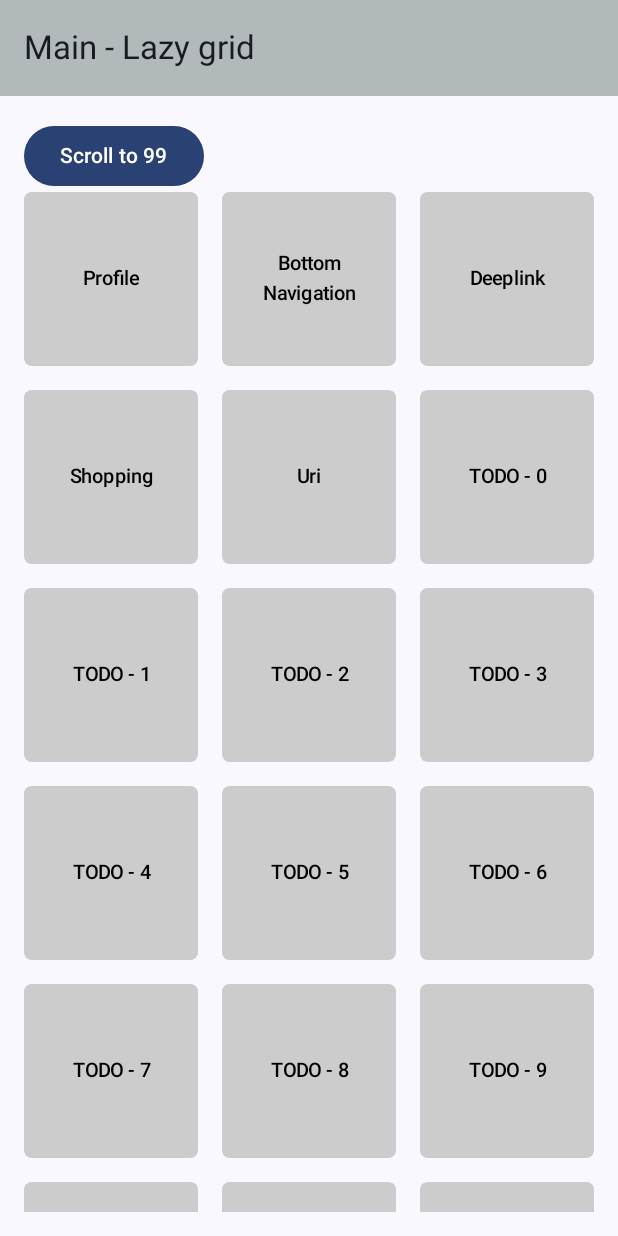
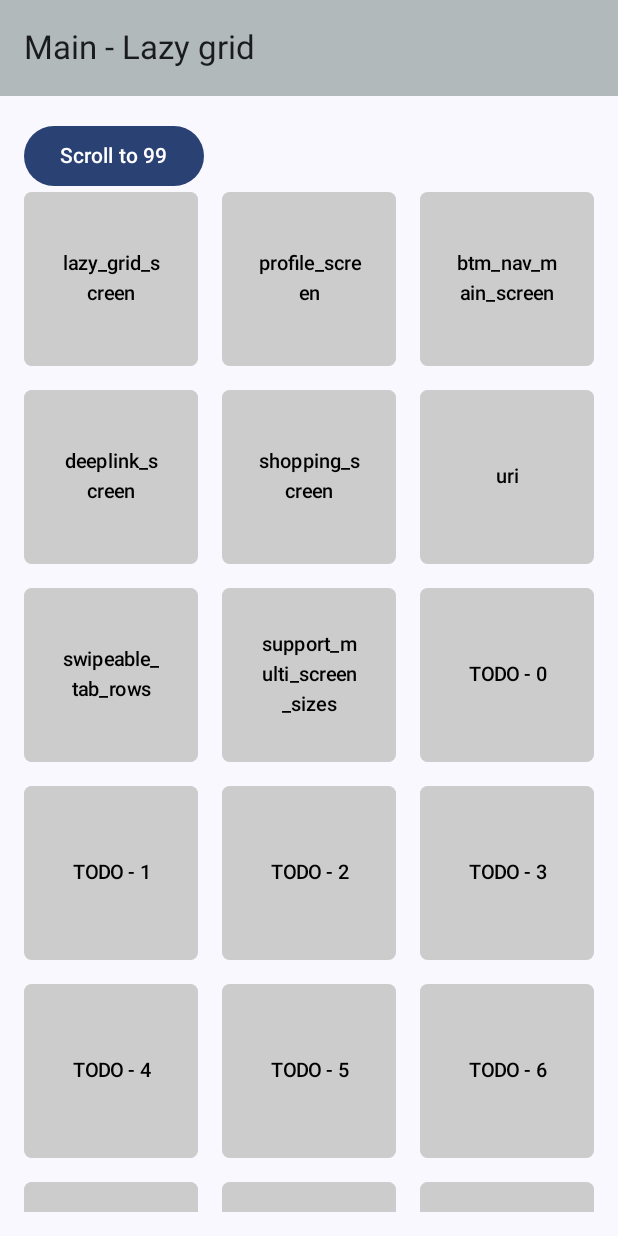
Before and after one commit to SargisKhlopuzyan/PL_JetpackCompose, an Android app built with Jetpack Compose: the screen it shows after launch (MainActivity), on a phone screen of 412 x 824 dp. Run offline under Robolectric (Android 15) with nearby library versions, the phone set to English and light mode, and no system bars; Roboto replaces fonts that are not available here.

Commit message:
Support Multi Screen Sizes

```diff
--- a/presentation/build.gradle.kts
+++ b/presentation/build.gradle.kts
@@ -63,6 +63,7 @@ dependencies {
 
     implementation(libs.androidx.appcompat)
     implementation(libs.material)
+    implementation(libs.androidx.material.icons.extended.android)
 
     // Coil
     implementation(libs.coil.compose)
--- a/presentation/src/main/java/com/sargis/khlopuzyan/presentation/ui/bottomNavigation/BtmNavMainScreen.kt
+++ b/presentation/src/main/java/com/sargis/khlopuzyan/presentation/ui/bottomNavigation/BtmNavMainScreen.kt
@@ -44,7 +44,7 @@ fun BtmNavMainScreen() {
                     navController.navigate(it.route)
                 }
             )
-        }) { innerPadding ->
+        }) { contentPadding ->
         BottomNavigation(navController)
     }
 }
--- a/presentation/src/main/java/com/sargis/khlopuzyan/presentation/ui/deeplink/DeeplinkHomeScreen.kt
+++ b/presentation/src/main/java/com/sargis/khlopuzyan/presentation/ui/deeplink/DeeplinkHomeScreen.kt
@@ -20,11 +20,11 @@ fun DeeplinkHomeScreen(navController: NavController) {
     Scaffold(
         modifier = Modifier.Companion
             .fillMaxSize()
-    ) { innerPadding ->
+    ) { contentPadding ->
         Box(
             modifier = Modifier
                 .fillMaxSize()
-                .padding(innerPadding)
+                .padding(contentPadding)
                 .background(Color.Green),
             contentAlignment = Alignment.Center
         ) {
--- a/presentation/src/main/java/com/sargis/khlopuzyan/presentation/ui/main/lazy_grid/LazyGridScreen.kt
+++ b/presentation/src/main/java/com/sargis/khlopuzyan/presentation/ui/main/lazy_grid/LazyGridScreen.kt
@@ -29,7 +29,7 @@ import androidx.compose.ui.unit.dp
 import androidx.compose.ui.unit.sp
 import androidx.navigation.NavController
 import androidx.navigation.compose.rememberNavController
-import com.sargis.khlopuzyan.presentation.ui.main.navigation.MainScreen
+import com.sargis.khlopuzyan.presentation.ui.main.navigation.getMainScreens
 import com.sargis.khlopuzyan.presentation.ui.shoppingList.common.CommonTopAppBar
 import kotlinx.coroutines.launch
 
@@ -47,10 +47,10 @@ fun LazyGridScreen(navController: NavController) {
         topBar = {
             CommonTopAppBar("Main - Lazy grid")
         }
-    ) { innerPadding ->
+    ) { contentPadding ->
         Column(
             modifier = Modifier
-                .padding(innerPadding)
+                .padding(contentPadding)
                 .padding(16.dp)
         ) {
             Button(
@@ -62,7 +62,6 @@ fun LazyGridScreen(navController: NavController) {
             ) {
                 Text(text = "Scroll to 99")
             }
-            val screens = listOf("Profile", "Bottom Navigation", "Deeplink", "Shopping", "Uri")
             LazyVerticalGrid(
                 modifier = Modifier.fillMaxHeight(),
                 columns = GridCells.Fixed(3),
@@ -71,30 +70,13 @@ fun LazyGridScreen(navController: NavController) {
                 state = state,
 //        columns = GridCells.Adaptive(100.dp),
                 content = {
-                    item {
-                        LazyGridItem(screens[0], {
-                            navController.navigate(MainScreen.ProfileScreen.route)
-                        })
-                    }
-                    item {
-                        LazyGridItem(screens[1], {
-                            navController.navigate(MainScreen.BtmNavMainScreen.route)
-                        })
-                    }
-                    item {
-                        LazyGridItem(screens[2], {
-                            navController.navigate(MainScreen.DeeplinkScreen.route)
-                        })
-                    }
-                    item {
-                        LazyGridItem(screens[3], {
-                            navController.navigate(MainScreen.ShoppingScreen.route)
-                        })
-                    }
-                    item {
-                        LazyGridItem(screens[4], {
-                            navController.navigate(MainScreen.Uri.route)
-                        })
+                    for (screen in getMainScreens()) {
+                        item {
+//                            LazyGridItem(screen.javaClass.kotlin.simpleName!!) {
+                            LazyGridItem(screen.route) {
+                                navController.navigate(screen.route)
+                            }
+                        }
                     }
                     items(100) { i ->
                         LazyGridItem("TODO - $i", {})
--- a/presentation/src/main/java/com/sargis/khlopuzyan/presentation/ui/main/navigation/MainNavigation.kt
+++ b/presentation/src/main/java/com/sargis/khlopuzyan/presentation/ui/main/navigation/MainNavigation.kt
@@ -9,6 +9,8 @@ import com.sargis.khlopuzyan.presentation.ui.deeplink.DeeplinkNavigation
 import com.sargis.khlopuzyan.presentation.ui.main.lazy_grid.LazyGridScreen
 import com.sargis.khlopuzyan.presentation.ui.profile.navigation.profileGraph
 import com.sargis.khlopuzyan.presentation.ui.shoppingList.navigation.shoppingListGraph
+import com.sargis.khlopuzyan.presentation.ui.supportMultiScreenSizes.navigation.supportMultiScreenSizesGraph
+import com.sargis.khlopuzyan.presentation.ui.swipeableTabRows.SwipeableTabRowsScreen
 import com.sargis.khlopuzyan.presentation.ui.uris.UriScreen
 
 @Composable
@@ -32,5 +34,9 @@ fun MainNavigation() {
         composable(route = MainScreen.Uri.route) {
             UriScreen()
         }
+        composable(route = MainScreen.SwipeableTabRows.route) {
+            SwipeableTabRowsScreen(navController)
+        }
+        supportMultiScreenSizesGraph(navController)
     }
 }
--- a/presentation/src/main/java/com/sargis/khlopuzyan/presentation/ui/main/navigation/MainScreen.kt
+++ b/presentation/src/main/java/com/sargis/khlopuzyan/presentation/ui/main/navigation/MainScreen.kt
@@ -7,4 +7,17 @@ sealed class MainScreen(val route: String) {
     object DeeplinkScreen : MainScreen("deeplink_screen")
     object ShoppingScreen : MainScreen("shopping_screen")
     object Uri : MainScreen("uri")
+    object SwipeableTabRows : MainScreen("swipeable_tab_rows")
+    object SupportMultiScreenSizes : MainScreen("support_multi_screen_sizes")
 }
+
+fun getMainScreens() = listOf<MainScreen>(
+    MainScreen.LazyGridScreen,
+    MainScreen.ProfileScreen,
+    MainScreen.BtmNavMainScreen,
+    MainScreen.DeeplinkScreen,
+    MainScreen.ShoppingScreen,
+    MainScreen.Uri,
+    MainScreen.SwipeableTabRows,
+    MainScreen.SupportMultiScreenSizes,
+)
--- a/presentation/src/main/java/com/sargis/khlopuzyan/presentation/ui/profile/ProfileDetailScreen.kt
+++ b/presentation/src/main/java/com/sargis/khlopuzyan/presentation/ui/profile/ProfileDetailScreen.kt
@@ -27,10 +27,10 @@ fun ProfileDetailScreen(navController: NavController, name: String?) {
                 navController.popBackStack()
             }
         }
-    ) { innerPadding ->
+    ) { contentPadding ->
         Box(
             modifier = Modifier
-                .padding(innerPadding)
+                .padding(contentPadding)
                 .fillMaxSize()
                 .padding(horizontal = 50.dp),
             contentAlignment = Alignment.TopCenter
--- a/presentation/src/main/java/com/sargis/khlopuzyan/presentation/ui/profile/ProfileScreen.kt
+++ b/presentation/src/main/java/com/sargis/khlopuzyan/presentation/ui/profile/ProfileScreen.kt
@@ -42,10 +42,10 @@ fun ProfileScreen(navController: NavController) {
                 navController.popBackStack()
             }
         }
-    ) { innerPadding ->
+    ) { contentPadding ->
         Column(
             modifier = Modifier
-                .padding(innerPadding)
+                .padding(contentPadding)
                 .fillMaxSize()
                 .padding(horizontal = 50.dp),
             verticalArrangement = Arrangement.Center
--- a/presentation/src/main/java/com/sargis/khlopuzyan/presentation/ui/shoppingList/add/ShoppingListAddScreen.kt
+++ b/presentation/src/main/java/com/sargis/khlopuzyan/presentation/ui/shoppingList/add/ShoppingListAddScreen.kt
@@ -107,12 +107,12 @@ fun ShoppingListAddScreen(
                 navController.popBackStack()
             }
         }
-    ) { innerPadding ->
+    ) { contentPadding ->
         Column(
             modifier = Modifier
                 .fillMaxSize()
                 .background(Color.White)
-                .padding(innerPadding)
+                .padding(contentPadding)
                 .padding(16.dp)
         ) {
             Row(
--- a/presentation/src/main/java/com/sargis/khlopuzyan/presentation/ui/shoppingList/detail/ShoppingListDetailScreen.kt
+++ b/presentation/src/main/java/com/sargis/khlopuzyan/presentation/ui/shoppingList/detail/ShoppingListDetailScreen.kt
@@ -75,10 +75,10 @@ fun ShoppingListDetailScreen(
                 navController.popBackStack()
             }
         }
-    ) { innerPadding ->
+    ) { contentPadding ->
         Column(
             modifier = Modifier
-                .padding(innerPadding)
+                .padding(contentPadding)
                 .fillMaxWidth()
                 .wrapContentHeight()
                 .background(Color.White),
--- a/presentation/src/main/java/com/sargis/khlopuzyan/presentation/ui/shoppingList/home/ShoppingListScreen.kt
+++ b/presentation/src/main/java/com/sargis/khlopuzyan/presentation/ui/shoppingList/home/ShoppingListScreen.kt
@@ -82,13 +82,13 @@ fun ShoppingListScreen(
                 }
             )
         }
-    ) { innerPadding ->
+    ) { contentPadding ->
         Column(
             modifier = Modifier
                 .fillMaxSize()
                 .background(Color.White)
                 .padding(16.dp)
-                .padding(innerPadding),
+                .padding(contentPadding),
             horizontalAlignment = Alignment.Start
         ) {
             LazyVerticalGrid(
--- a/presentation/src/main/java/com/sargis/khlopuzyan/presentation/ui/shoppingList/imageSearch/ImageSearchScreen.kt
+++ b/presentation/src/main/java/com/sargis/khlopuzyan/presentation/ui/shoppingList/imageSearch/ImageSearchScreen.kt
@@ -89,12 +89,12 @@ fun ImageSearchScreen(
                 navController.popBackStack()
             }
         }
-    ) { innerPadding ->
+    ) { contentPadding ->
         Column(
             modifier = Modifier
                 .fillMaxSize()
                 .background(Color.White)
-                .padding(innerPadding)
+                .padding(contentPadding)
                 .padding(16.dp)
         ) {
 
--- /dev/null
+++ b/presentation/src/main/java/com/sargis/khlopuzyan/presentation/ui/supportMultiScreenSizes/navigation/SupportMultiScreenSizesNavigation.kt
@@ -0,0 +1,28 @@
+package com.sargis.khlopuzyan.presentation.ui.supportMultiScreenSizes.navigation
+
+import androidx.navigation.NavController
+import androidx.navigation.NavGraphBuilder
+import androidx.navigation.compose.composable
+import androidx.navigation.navigation
+import com.sargis.khlopuzyan.presentation.ui.main.navigation.MainScreen
+import com.sargis.khlopuzyan.presentation.ui.supportMultiScreenSizes.SupportMultiScreenSizesItemScreen
+import com.sargis.khlopuzyan.presentation.ui.supportMultiScreenSizes.SupportMultiScreenSizesProfileScreen
+
+/**
+ * https://www.youtube.com/watch?v=0xtrtRstrLA&ab_channel=AhmedGuedmioui
+ * */
+fun NavGraphBuilder.supportMultiScreenSizesGraph(navController: NavController) {
+    navigation(
+        startDestination = SupportMultiScreenSizesScreen.SupportMultiScreenSizesItemScreen.route,
+        route = MainScreen.SupportMultiScreenSizes.route
+    ) {
+        composable(route = SupportMultiScreenSizesScreen.SupportMultiScreenSizesProfileScreen.route) {
+            SupportMultiScreenSizesProfileScreen(navController)
+        }
+        composable(
+            route = SupportMultiScreenSizesScreen.SupportMultiScreenSizesItemScreen.route,
+        ) {
+            SupportMultiScreenSizesItemScreen(navController)
+        }
+    }
+}
--- /dev/null
+++ b/presentation/src/main/java/com/sargis/khlopuzyan/presentation/ui/supportMultiScreenSizes/navigation/SupportMultiScreenSizesScreen.kt
@@ -0,0 +1,8 @@
+package com.sargis.khlopuzyan.presentation.ui.supportMultiScreenSizes.navigation
+
+sealed class SupportMultiScreenSizesScreen(val route: String) {
+    object SupportMultiScreenSizesProfileScreen :
+        SupportMultiScreenSizesScreen("support_multi_screen_sizes_profile_screen")
+    object SupportMultiScreenSizesItemScreen :
+        SupportMultiScreenSizesScreen("support_multi_screen_sizes_item_screen")
+}
--- a/presentation/src/main/java/com/sargis/khlopuzyan/presentation/ui/swipeableTabRows/SwipeableTabRows.kt
+++ /dev/null
@@ -1 +0,0 @@
-package com.sargis.khlopuzyan.presentation.ui.swipeableTabRows
```
Also changed, not shown: gradle/libs.versions.toml (+6 -3 lines), presentation/src/main/java/com/sargis/khlopuzyan/presentation/ui/supportMultiScreenSizes/SupportMultiScreenSizes_ItemsScreen.kt (added, +129 -0 lines), presentation/src/main/java/com/sargis/khlopuzyan/presentation/ui/supportMultiScreenSizes/SupportMultiScreenSizes_ProfileScreen.kt (added, +179 -0 lines), presentation/src/main/java/com/sargis/khlopuzyan/presentation/ui/supportMultiScreenSizes/WindowSize.kt (added, +34 -0 lines), presentation/src/main/java/com/sargis/khlopuzyan/presentation/ui/swipeableTabRows/SwipeableTabRowsScreen.kt (added, +147 -0 lines).
